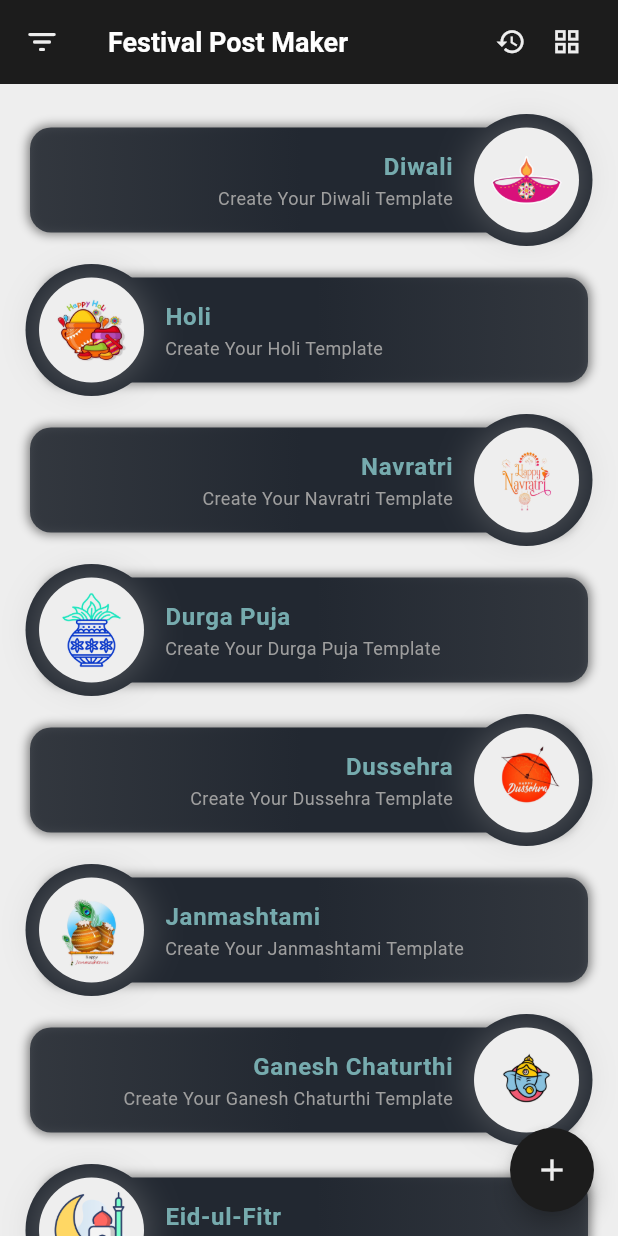
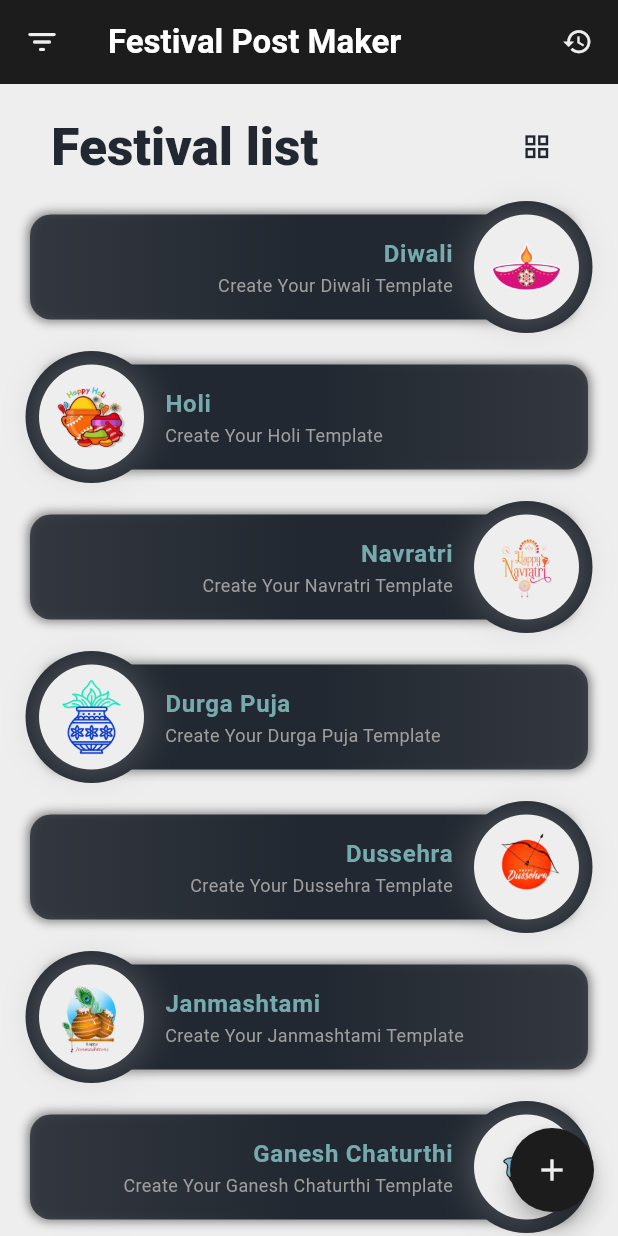
Before and after one commit to Zimil-Patel/festival_post_maker, a Flutter app: the screen it shows after launch, on a phone screen of 412 x 824 dp. Run offline on Flutter 3.47's test engine with Material 3 defaults, Android fonts, the phone set to English and light mode, and no system bars; our stand-ins replace google_fonts; Roboto replaces fonts that are missing (Varela Round).

Commit message:
04-04-2024

```diff
--- a/lib/main.dart
+++ b/lib/main.dart
@@ -1,6 +1,6 @@
 import 'package:festival_post_maker/utils/global%20lists/routes_list.dart';
+import 'package:festival_post_maker/utils/global%20variables/methods.dart';
 import 'package:flutter/material.dart';
-import 'package:google_fonts/google_fonts.dart';
 
 void main() {
   runApp(const PostMakerApp());
@@ -17,29 +17,7 @@
       routes: routes,
       theme: ThemeData(
         //global text properties
-        textTheme: TextTheme(
-          bodyLarge: GoogleFonts.varelaRound(
-            textStyle: const TextStyle(
-              fontSize: 16,
-              color: Colors.white,
-              fontWeight: FontWeight.w600,
-            ),
-          ),
-          bodyMedium: GoogleFonts.varelaRound(
-            textStyle: const TextStyle(
-              fontSize: 12,
-              color: Colors.white,
-              fontWeight: FontWeight.w400,
-            ),
-          ),
-          titleLarge: GoogleFonts.varelaRound(
-            textStyle: const TextStyle(
-              fontSize: 18,
-              color: Colors.white,
-              fontWeight: FontWeight.w600,
-            ),
-          ),
-        ),
+        textTheme: textThemes(),
       ),
     );
   }
--- /dev/null
+++ b/lib/utils/global variables/methods.dart
@@ -0,0 +1,29 @@
+import 'package:flutter/material.dart';
+import 'package:google_fonts/google_fonts.dart';
+
+//all text themes data
+TextTheme textThemes() {
+  return TextTheme(
+    bodyLarge: GoogleFonts.varelaRound(
+      textStyle: const TextStyle(
+        fontSize: 16,
+        color: Colors.white,
+        fontWeight: FontWeight.w600,
+      ),
+    ),
+    bodyMedium: GoogleFonts.varelaRound(
+      textStyle: const TextStyle(
+        fontSize: 12,
+        color: Colors.white,
+        fontWeight: FontWeight.w400,
+      ),
+    ),
+    titleLarge: GoogleFonts.varelaRound(
+      textStyle: const TextStyle(
+        fontSize: 22,
+        color: Colors.white,
+        fontWeight: FontWeight.w600,
+      ),
+    ),
+  );
+}
--- a/lib/views/screens/home screen/components/festival_list_column.dart
+++ b/lib/views/screens/home screen/components/festival_list_column.dart
@@ -11,8 +11,7 @@
 
   @override
   Widget build(BuildContext context) {
-    return SingleChildScrollView(
-      child: Column(
+    return Column(
       children: [
         ...List.generate(
           festivalsList.length,
@@ -24,7 +23,7 @@
               height: 100,
               width: screenWidth,
               margin: EdgeInsets.only(
-                    top: index == 0 ? 14 : 0,
+                  top: index == 0 ? 8 : 0,
                   bottom: index == festivalsList.length - 1 ? 14 : 0),
               alignment: Alignment.center,
               padding: EdgeInsets.only(
@@ -132,7 +131,6 @@
           ),
         ),
       ],
-      ),
     );
   }
 }
--- /dev/null
+++ b/lib/views/screens/home screen/components/floating_action_button.dart
@@ -0,0 +1,17 @@
+//FLOATING ACTION BUTTON
+import 'package:festival_post_maker/utils/global%20variables/colors.dart';
+import 'package:flutter/material.dart';
+
+FloatingActionButton floatingActionButton({
+  required final VoidCallback toggleState,
+}) {
+  return FloatingActionButton(
+    onPressed: () {},
+    backgroundColor: secondaryColor,
+    shape: const CircleBorder(),
+    child: Icon(
+      Icons.add,
+      color: bgColor,
+    ),
+  );
+}
--- /dev/null
+++ b/lib/views/screens/home screen/components/title_and_toggle_button.dart
@@ -0,0 +1,55 @@
+//Festival List Title and toggle button
+import 'package:festival_post_maker/utils/global%20variables/colors.dart';
+import 'package:festival_post_maker/utils/global%20variables/variables.dart';
+import 'package:flutter/cupertino.dart';
+import 'package:flutter/material.dart';
+
+Column festivalListTitle(
+    BuildContext context, String title, final VoidCallback toggleState) {
+  return Column(
+    children: [
+      const SizedBox(
+        height: 20,
+      ),
+      Align(
+        alignment: Alignment.centerLeft,
+        child: Row(
+          mainAxisAlignment: MainAxisAlignment.spaceBetween,
+          children: [
+            Text(
+              '    $title',
+              style: Theme.of(context).textTheme.titleLarge!.copyWith(
+                    color: primaryColor,
+                    fontSize: screenHeigth / 24,
+                    fontWeight: FontWeight.w900,
+                  ),
+            ),
+            Row(
+              children: [
+                listViewToggleButton(toggleState),
+                const SizedBox(
+                  width: 20,
+                ),
+              ],
+            )
+          ],
+        ),
+      ),
+    ],
+  );
+}
+
+//LIST AND GRID VIEW TOGGLE BUTTON
+CupertinoButton listViewToggleButton(final VoidCallback toggleState) {
+  return CupertinoButton(
+    padding: const EdgeInsets.only(right: 24),
+    onPressed: () {
+      isListView = !isListView;
+      toggleState();
+    },
+    child: Icon(
+      !isListView ? Icons.line_weight_rounded : Icons.grid_view,
+      color: primaryColor,
+    ),
+  );
+}
--- a/lib/views/screens/home screen/home_screen.dart
+++ b/lib/views/screens/home screen/home_screen.dart
@@ -1,6 +1,8 @@
 import 'package:festival_post_maker/utils/global%20variables/colors.dart';
 import 'package:festival_post_maker/utils/global%20variables/variables.dart';
 import 'package:festival_post_maker/views/screens/home%20screen/components/festival_list_column.dart';
+import 'package:festival_post_maker/views/screens/home%20screen/components/floating_action_button.dart';
+import 'package:festival_post_maker/views/screens/home%20screen/components/title_and_toggle_button.dart';
 import 'package:flutter/cupertino.dart';
 import 'package:flutter/material.dart';
 
@@ -16,6 +18,9 @@
   Widget build(BuildContext context) {
     screenWidth = MediaQuery.of(context).size.width;
     screenHeigth = MediaQuery.of(context).size.height;
+    void toggleWidgetState() {
+      setState(() {});
+    }
 
     return Scaffold(
       backgroundColor: bgColor,
@@ -24,10 +29,18 @@
       appBar: appBar(context),
 
       //body of screen
-      body: const FestivalListColumn(),
+      body: SingleChildScrollView(
+        child: Column(
+          children: [
+            festivalListTitle(context, 'Festival list', toggleWidgetState),
+            const FestivalListColumn(),
+          ],
+        ),
+      ),
 
       //floating action button
-      floatingActionButton: floatingActionButton(),
+      floatingActionButton:
+          floatingActionButton(toggleState: toggleWidgetState),
     );
   }
 
@@ -47,24 +60,7 @@
       ),
       actions: [
         historyButton(),
-        listViewToggleButton(),
       ],
-    );
-  }
-
-  //LIST AND GRID VIEW TOGGLE BUTTON
-  CupertinoButton listViewToggleButton() {
-    return CupertinoButton(
-      padding: const EdgeInsets.only(right: 24),
-      onPressed: () {
-        setState(() {
-          isListView = !isListView;
-        });
-      },
-      child: Icon(
-        !isListView ? Icons.line_weight_rounded : Icons.grid_view,
-        color: bgColor,
-      ),
     );
   }
 
@@ -79,17 +75,4 @@
       ),
     );
   }
-
-  //FLOATING ACTION BUTTON
-  FloatingActionButton floatingActionButton() {
-    return FloatingActionButton(
-      onPressed: () {},
-      backgroundColor: secondaryColor,
-      shape: const CircleBorder(),
-      child: Icon(
-        Icons.add,
-        color: bgColor,
-      ),
-    );
-  }
 }
```
Lines whose indentation alone changed are shown as unchanged.
